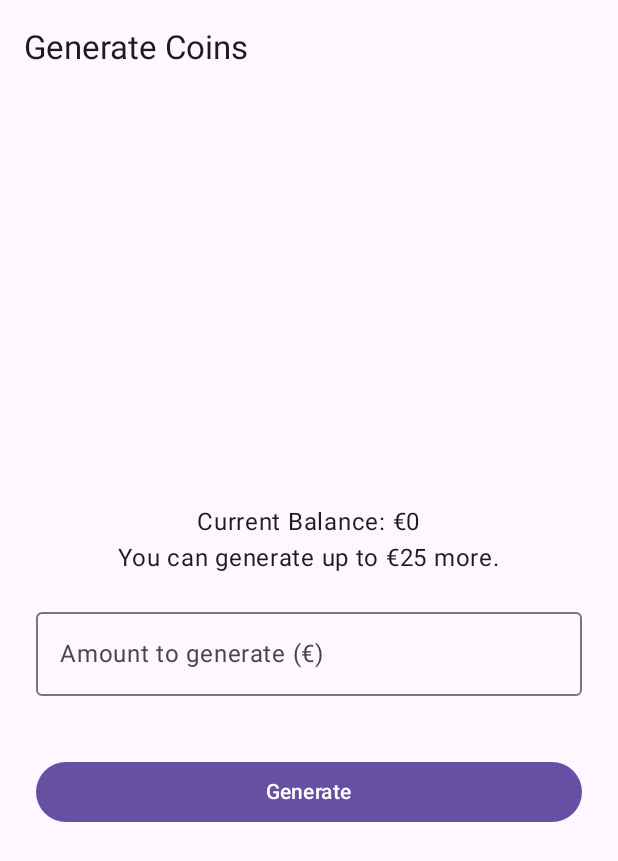
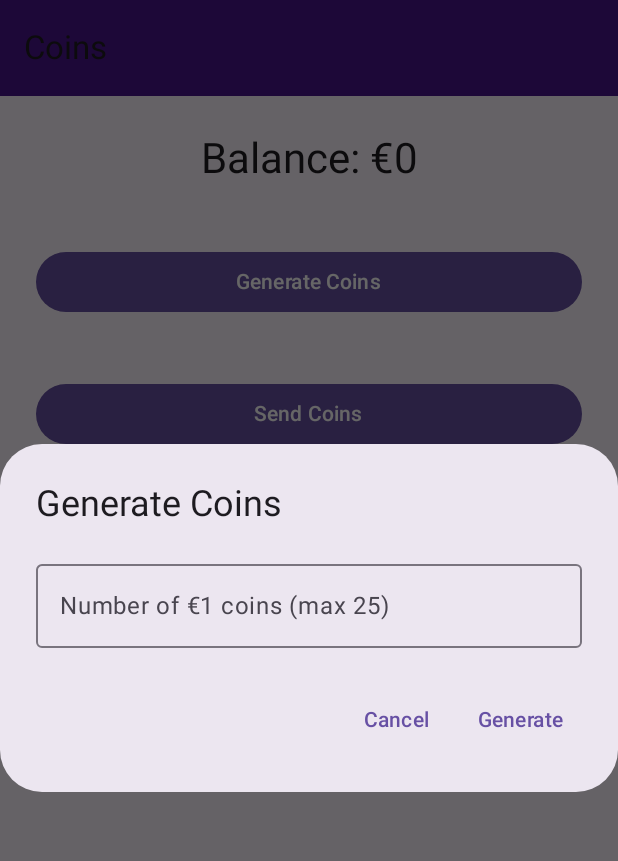
Before and after one commit to guy20ome/coins, an Android app built with Jetpack Compose: the screen it shows after launch (MainActivity), after a tap on "Generate Coins", on a phone screen of 412 x 824 dp. Shown: the top 861 px of the screen. Run offline under Robolectric (Android 15) with nearby library versions, the light colour scheme and no system bars.

Commit message:
create coins v1.2

```diff
--- a/app/src/main/AndroidManifest.xml
+++ b/app/src/main/AndroidManifest.xml
@@ -4,6 +4,7 @@
     <application
         android:name=".CoinsApplication"
         android:allowBackup="true"
+        android:icon="@android:drawable/btn_star"
         android:label="@string/app_name"
         android:supportsRtl="true"
         android:theme="@style/Theme.Coins">
--- a/app/src/main/java/com/example/coins/CoinsApplication.kt
+++ b/app/src/main/java/com/example/coins/CoinsApplication.kt
@@ -2,9 +2,4 @@ package com.example.coins
 
 import android.app.Application
 
-class CoinsApplication : Application() {
-    override fun onCreate() {
-        super.onCreate()
-        // Initialize any global components if needed
-    }
-}
+class CoinsApplication : Application()
--- a/app/src/main/java/com/example/coins/MainActivity.kt
+++ b/app/src/main/java/com/example/coins/MainActivity.kt
@@ -3,6 +3,7 @@ package com.example.coins
 import android.os.Bundle
 import androidx.activity.ComponentActivity
 import androidx.activity.compose.setContent
+import androidx.activity.enableEdgeToEdge
 import androidx.compose.material3.MaterialTheme
 import androidx.navigation.compose.rememberNavController
 import com.example.coins.ui.navigation.AppNavHost
@@ -10,10 +11,13 @@ import com.example.coins.ui.navigation.AppNavHost
 class MainActivity : ComponentActivity() {
     override fun onCreate(savedInstanceState: Bundle?) {
         super.onCreate(savedInstanceState)
+        enableEdgeToEdge()
         setContent {
             MaterialTheme {
                 val navController = rememberNavController()
-                AppNavHost(navController = navController)
+                AppNavHost(
+                    navController = navController,
+                )
             }
         }
     }
--- a/app/src/main/java/com/example/coins/data/model/Coin.kt
+++ b/app/src/main/java/com/example/coins/data/model/Coin.kt
@@ -20,5 +20,5 @@ data class Coin(
     val ownerId: String?,
     val latitude: Double,
     val longitude: Double,
-    val isDestroyed: Boolean = false
+    val isDestroyed: Boolean = false,
 )
--- /dev/null
+++ b/app/src/main/java/com/example/coins/data/repository/CoinRepository.kt
@@ -0,0 +1,31 @@
+package com.example.coins.data.repository
+
+import com.example.coins.data.model.Coin
+import kotlinx.coroutines.flow.MutableStateFlow
+import kotlinx.coroutines.flow.StateFlow
+
+/**
+ * Very lightweight in‑memory repository – sufficient for the coin‑generation demo.
+ * It keeps a mutable list of coins and updates the balance (in whole euros).
+ */
+class CoinRepository {
+    private val coinList = mutableListOf<Coin>()
+
+    private val _balance = MutableStateFlow(0) // balance in euros
+    val balanceEuros: StateFlow<Int> = _balance
+
+    private val _coins = MutableStateFlow<List<Coin>>(emptyList())
+    val allCoins: StateFlow<List<Coin>> = _coins
+
+    /** Add a new coin and recalculate the balance. */
+    fun addCoin(coin: Coin) {
+        coinList.add(coin)
+        recalculate()
+    }
+
+    private fun recalculate() {
+        val totalCents = coinList.asSequence().filter { !it.isDestroyed }.sumOf { it.amountCents }
+        _balance.value = totalCents / 100 // convert to euros
+        _coins.value = coinList.toList()
+    }
+}
--- a/app/src/main/java/com/example/coins/ui/screens/GiverScreen.kt
+++ b/app/src/main/java/com/example/coins/ui/screens/GiverScreen.kt
@@ -15,19 +15,19 @@ import com.example.coins.viewmodel.CoinsViewModel
 @Composable
 fun GiverScreen(
     navController: NavController,
-    viewModel: CoinsViewModel
+    viewModel: CoinsViewModel,
 ) {
     var amountText by remember { mutableStateOf("") }
     val balance by viewModel.balance.collectAsState()
     val maxCanGenerate = 25 - balance
 
-    var showError by remember { mutableStateOf(false) }
+    var showError by remember { mutableStateOf(value = false) }
     var errorMessage by remember { mutableStateOf("") }
 
     Scaffold(
         topBar = {
             TopAppBar(title = { Text("Generate Coins") })
-        }
+        },
     ) { padding ->
         Column(
             modifier = Modifier
@@ -35,7 +35,7 @@ fun GiverScreen(
                 .padding(padding)
                 .padding(24.dp),
             horizontalAlignment = Alignment.CenterHorizontally,
-            verticalArrangement = Arrangement.Center
+            verticalArrangement = Arrangement.Center,
         ) {
             Text(text = "Current Balance: €$balance")
             Text(text = "You can generate up to €$maxCanGenerate more.")
@@ -56,7 +56,7 @@ fun GiverScreen(
                     if (showError) {
                         Text(text = errorMessage, color = MaterialTheme.colorScheme.error)
                     }
-                }
+                },
             )
 
             Spacer(modifier = Modifier.height(24.dp))
@@ -64,19 +64,19 @@ fun GiverScreen(
             Button(
                 onClick = {
                     val amount = amountText.toIntOrNull()
-                    if (amount == null || amount <= 0) {
+                    if ((amount == null) || (amount <= 0)) {
                         errorMessage = "Please enter a valid amount"
                         showError = true
-                    } else if (balance + amount > 25) {
+                    } else if ((balance + amount) > 25) {
                         errorMessage = "Total balance cannot exceed €25"
                         showError = true
                     } else {
-                        viewModel.updateBalance(balance + amount)
+                        viewModel.generateCoins(amount, giverId = "default-giver")
                         navController.popBackStack()
                     }
                 },
                 modifier = Modifier.fillMaxWidth(),
-                enabled = maxCanGenerate > 0
+                enabled = maxCanGenerate > 0,
             ) {
                 Text("Generate")
             }
--- a/app/src/main/java/com/example/coins/ui/screens/HomeScreen.kt
+++ b/app/src/main/java/com/example/coins/ui/screens/HomeScreen.kt
@@ -1,14 +1,15 @@
 package com.example.coins.ui.screens
 
 import androidx.compose.foundation.layout.*
+import androidx.compose.foundation.text.KeyboardOptions
 import androidx.compose.material3.*
-import androidx.compose.runtime.Composable
-import androidx.compose.runtime.collectAsState
+import androidx.compose.runtime.*
+import androidx.compose.runtime.saveable.rememberSaveable
 import androidx.compose.ui.Alignment
 import androidx.compose.ui.Modifier
+import androidx.compose.ui.text.input.KeyboardType
 import androidx.compose.ui.unit.dp
 import com.example.coins.ui.theme.CoinsPrimary
-import androidx.hilt.navigation.compose.hiltViewModel
 import com.example.coins.viewmodel.CoinsViewModel
 import androidx.lifecycle.viewmodel.compose.viewModel
 import androidx.navigation.NavController
@@ -17,17 +18,32 @@ import androidx.navigation.NavController
 @Composable
 fun HomeScreen(
     navController: NavController,
-    viewModel: CoinsViewModel = viewModel()
+    viewModel: CoinsViewModel = viewModel(),
 ) {
-    val balance = viewModel.balance.collectAsState(initial = 0)
+    val balance by viewModel.balance.collectAsState()
+    val error by viewModel.error.collectAsState()
+    var showDialog by rememberSaveable { mutableStateOf(value = false) }
+    var coinCountInput by rememberSaveable { mutableStateOf("") }
+    val snackbarHostState = remember { SnackbarHostState() }
+
+    LaunchedEffect(error) {
+        error?.let {
+            snackbarHostState.showSnackbar(it)
+            viewModel.clearError()
+        }
+    }
+
     Scaffold(
         topBar = {
             TopAppBar(
                 title = { Text("Coins") },
-                colors = TopAppBarDefaults.mediumTopAppBarColors(
-                    containerColor = CoinsPrimary
-                )
+                colors = TopAppBarDefaults.topAppBarColors(
+                    containerColor = CoinsPrimary,
+                ),
             )
+        },
+        snackbarHost = {
+            SnackbarHost(hostState = snackbarHostState)
         },
         content = { padding ->
             Column(
@@ -36,32 +52,78 @@ fun HomeScreen(
                     .padding(padding)
                     .padding(24.dp),
                 verticalArrangement = Arrangement.spacedBy(16.dp),
-                horizontalAlignment = Alignment.CenterHorizontally
+                horizontalAlignment = Alignment.CenterHorizontally,
             ) {
                 Text(
-                    text = "Balance: €${balance.value}",
+                    text = "Balance: €$balance",
                     style = MaterialTheme.typography.headlineMedium,
-                    color = MaterialTheme.colorScheme.onSurface
                 )
+                Spacer(modifier = Modifier.height(8.dp))
                 Button(
-                    onClick = { navController.navigate("giver") },
-                    modifier = Modifier.fillMaxWidth()
+                    onClick = {
+                        showDialog = true
+                        coinCountInput = ""
+                    },
+                    modifier = Modifier.fillMaxWidth(),
                 ) {
                     Text("Generate Coins")
                 }
+                Spacer(modifier = Modifier.height(8.dp))
                 Button(
                     onClick = { navController.navigate("send") },
-                    modifier = Modifier.fillMaxWidth()
+                    modifier = Modifier.fillMaxWidth(),
                 ) {
                     Text("Send Coins")
                 }
+                Spacer(modifier = Modifier.height(8.dp))
                 Button(
                     onClick = { navController.navigate("receiver") },
-                    modifier = Modifier.fillMaxWidth()
+                    modifier = Modifier.fillMaxWidth(),
                 ) {
                     Text("Receive Coins")
                 }
             }
-        }
+        },
     )
+
+    if (showDialog) {
+        AlertDialog(
+            onDismissRequest = { showDialog = false },
+            title = {
+                Text(text = "Generate Coins")
+            },
+            text = {
+                OutlinedTextField(
+                    value = coinCountInput,
+                    onValueChange = { coinCountInput = it },
+                    label = { Text("Number of €1 coins (max 25)") },
+                    singleLine = true,
+                    keyboardOptions = KeyboardOptions(keyboardType = KeyboardType.Number),
+                    modifier = Modifier.fillMaxWidth(),
+                )
+            },
+            confirmButton = {
+                TextButton(
+                    onClick = {
+                        val count = coinCountInput.trim().toIntOrNull() ?: 0
+                        val success = viewModel.generateCoins(count, giverId = "default-giver")
+                        if (success) {
+                            showDialog = false
+                        }
+                    },
+                ) {
+                    Text(text = "Generate")
+                }
+            },
+            dismissButton = {
+                TextButton(
+                    onClick = {
+                        showDialog = false
+                    },
+                ) {
+                    Text("Cancel")
+                }
+            },
+        )
+    }
 }
--- a/app/src/main/java/com/example/coins/ui/theme/Color.kt
+++ b/app/src/main/java/com/example/coins/ui/theme/Color.kt
@@ -1,29 +1,26 @@
+@file:Suppress("unused")
+
 package com.example.coins.ui.theme
 
 import androidx.compose.ui.graphics.Color
 
-// Primary colors
-val CoinsPrimary = Color(0xFF6A11CB)
+val CoinsPrimary = Color(0xFF4A148C)
 val CoinsPrimaryDark = Color(0xFF2D0A4E)
 val CoinsAccent = Color(0xFFFFC107)
 val CoinsAccentDark = Color(0xFFFF8F00)
 
-// Background colors
 val CoinsBackground = Color(0xFF1A1A2E)
 val CoinsSurface = Color(0xFF16213E)
 val CoinsCard = Color(0xFF0F3460)
 
-// Text colors
 val CoinsTextPrimary = Color(0xFFFFFFFF)
 val CoinsTextSecondary = Color(0xFFB0B0B0)
 val CoinsTextHint = Color(0xFF6A6A6A)
 
-// Status colors
 val CoinsSuccess = Color(0xFF00C853)
 val CoinsError = Color(0xFFD50000)
 val CoinsWarning = Color(0xFFFFAB00)
 
-// Coin specific
 val CoinsGold = Color(0xFFFFD700)
 val CoinsSilver = Color(0xFFC0C0C0)
 val CoinsBronze = Color(0xFFCD7F32)
--- a/app/src/main/java/com/example/coins/viewmodel/CoinsViewModel.kt
+++ b/app/src/main/java/com/example/coins/viewmodel/CoinsViewModel.kt
@@ -1,14 +1,61 @@
 package com.example.coins.viewmodel
 
 import androidx.lifecycle.ViewModel
+import androidx.lifecycle.viewModelScope
+import com.example.coins.data.model.Coin
+import com.example.coins.data.repository.CoinRepository
 import kotlinx.coroutines.flow.MutableStateFlow
 import kotlinx.coroutines.flow.StateFlow
+import kotlinx.coroutines.launch
+import java.util.UUID
 
-class CoinsViewModel : ViewModel() {
+class CoinsViewModel(private val repository: CoinRepository = CoinRepository()) : ViewModel() {
     private val _balance = MutableStateFlow(0)
     val balance: StateFlow<Int> = _balance
 
-    fun updateBalance(newBalance: Int) {
-        _balance.value = newBalance
+    private val _coins = MutableStateFlow<List<Coin>>(emptyList())
+    val coins: StateFlow<List<Coin>> = _coins
+
+    private val _error = MutableStateFlow<String?>(null)
+    val error: StateFlow<String?> = _error
+
+    init {
+        // Initial load of balance from repository (optional)
+        viewModelScope.launch {
+            repository.balanceEuros.collect { _balance.value = it }
+            repository.allCoins.collect { _coins.value = it }
+        }
+    }
+
+    fun generateCoins(count: Int, giverId: String): Boolean {
+        val currentBalance = _balance.value
+        if ((currentBalance + count) > 25) {
+            _error.value = "Cannot exceed €25 limit (currently €$currentBalance)"
+            return false
+        }
+        if (count <= 0) {
+            _error.value = "Count must be positive"
+            return false
+        }
+        _error.value = null
+        viewModelScope.launch {
+            repeat(count) {
+                val coin = Coin(
+                    coinId = UUID.randomUUID().toString(),
+                    amountCents = 100, // €1.00
+                    giverId = giverId,
+                    ownerId = giverId, // initially owned by giver
+                    latitude = 0.0, // placeholder
+                    longitude = 0.0,
+                    isDestroyed = false,
+                )
+                repository.addCoin(coin)
+            }
+        }
+        return true
+    }
+
+    fun clearError() {
+        _error.value = null
     }
 }
--- a/app/src/main/res/values/themes.xml
+++ b/app/src/main/res/values/themes.xml
@@ -1,4 +1,6 @@
-<resources xmlns:tools="http://schemas.android.com/tools">
-    <style name="Theme.Coins" parent="android:Theme.Material.Light.NoActionBar">
+<resources>
+    <style name="Theme.Coins" parent="android:Theme.DeviceDefault.NoActionBar">
+        <item name="android:statusBarColor">@android:color/transparent</item>
+        <item name="android:navigationBarColor">@android:color/transparent</item>
     </style>
 </resources>
--- a/build.gradle
+++ b/build.gradle
@@ -2,6 +2,5 @@
 
 plugins {
     alias(libs.plugins.android.application) apply false
-    alias(libs.plugins.jetbrains.kotlin.android) apply false
     alias(libs.plugins.kotlin.compose) apply false
 }
```
Also changed, not shown: app/build.gradle (+30 -49 lines), app/src/main/java/com/example/coins/ui/navigation/AppNavHost.kt (+14 -5 lines), gradle.properties (+1 -9 lines), gradle/libs.versions.toml (+18 -17 lines).
